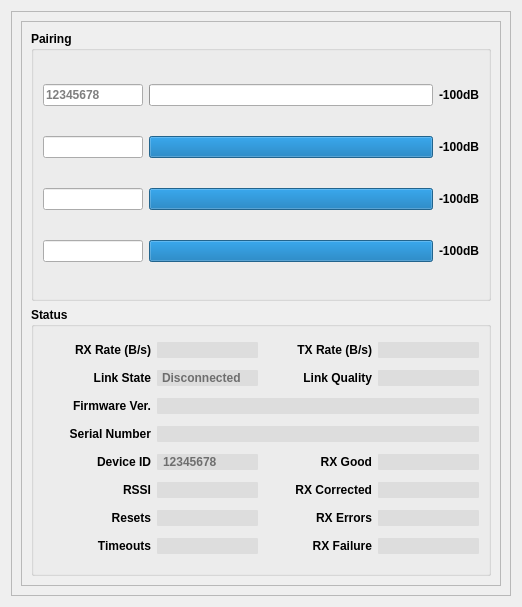
TauLabs/TauLabs, file ground/gcs/src/plugins/taulink/taulink.ui: the form before one commit.
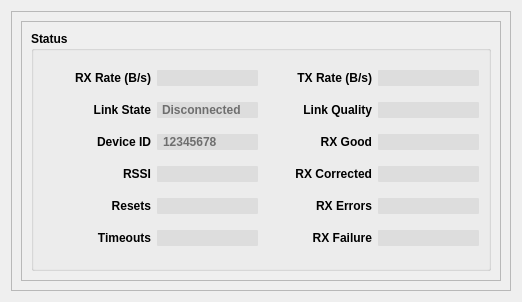
The form after the commit.

Commit message: GCS/TauLink: remove CPUSerial and Description fields

```diff
--- a/ground/gcs/src/plugins/taulink/taulink.ui
+++ b/ground/gcs/src/plugins/taulink/taulink.ui
@@ -7,7 +7,7 @@
     <x>0</x>
     <y>0</y>
     <width>522</width>
-    <height>607</height>
+    <height>302</height>
    </rect>
   </property>
   <property name="windowTitle">
@@ -32,174 +32,6 @@
          <enum>QFrame::Raised</enum>
         </property>
         <layout class="QVBoxLayout" name="verticalLayout_2">
-         <item>
-          <widget class="QGroupBox" name="groupBox_2">
-           <property name="sizePolicy">
-            <sizepolicy hsizetype="Preferred" vsizetype="Minimum">
-             <horstretch>0</horstretch>
-             <verstretch>0</verstretch>
-            </sizepolicy>
-           </property>
-           <property name="font">
-            <font>
-             <weight>75</weight>
-             <bold>true</bold>
-            </font>
-           </property>
-           <property name="title">
-            <string>Pairing</string>
-           </property>
-           <layout class="QGridLayout" name="gridLayout_3">
-            <item row="3" column="0">
-             <widget class="QLineEdit" name="PairID4">
-              <property name="maximumSize">
-               <size>
-                <width>100</width>
-                <height>16777215</height>
-               </size>
-              </property>
-             </widget>
-            </item>
-            <item row="3" column="2">
-             <widget class="QLabel" name="PairSignalStrengthLabel4">
-              <property name="text">
-               <string>-100dB</string>
-              </property>
-             </widget>
-            </item>
-            <item row="2" column="2">
-             <widget class="QLabel" name="PairSignalStrengthLabel3">
-              <property name="text">
-               <string>-100dB</string>
-              </property>
-             </widget>
-            </item>
-            <item row="1" column="2">
-             <widget class="QLabel" name="PairSignalStrengthLabel2">
-              <property name="text">
-               <string>-100dB</string>
-              </property>
-             </widget>
-            </item>
-            <item row="2" column="0">
-             <widget class="QLineEdit" name="PairID3">
-              <property name="maximumSize">
-               <size>
-                <width>100</width>
-                <height>16777215</height>
-               </size>
-              </property>
-             </widget>
-            </item>
-            <item row="3" column="1">
-             <widget class="QProgressBar" name="PairSignalStrengthBar4">
-              <property name="minimum">
-               <number>-127</number>
-              </property>
-              <property name="maximum">
-               <number>0</number>
-              </property>
-              <property name="value">
-               <number>0</number>
-              </property>
-              <property name="textVisible">
-               <bool>false</bool>
-              </property>
-              <property name="format">
-               <string>%v dBm</string>
-              </property>
-             </widget>
-            </item>
-            <item row="2" column="1">
-             <widget class="QProgressBar" name="PairSignalStrengthBar3">
-              <property name="minimum">
-               <number>-127</number>
-              </property>
-              <property name="maximum">
-               <number>0</number>
-              </property>
-              <property name="value">
-               <number>0</number>
-              </property>
-              <property name="textVisible">
-               <bool>false</bool>
-              </property>
-              <property name="format">
-               <string>%v dBm</string>
-              </property>
-             </widget>
-            </item>
-            <item row="0" column="1">
-             <widget class="QProgressBar" name="PairSignalStrengthBar1">
-              <property name="minimum">
-               <number>-127</number>
-              </property>
-              <property name="maximum">
-               <number>0</number>
-              </property>
-              <property name="value">
-               <number>-127</number>
-              </property>
-              <property name="textVisible">
-               <bool>false</bool>
-              </property>
-              <property name="format">
-               <string>%v dBm</string>
-              </property>
-             </widget>
-            </item>
-            <item row="1" column="0">
-             <widget class="QLineEdit" name="PairID2">
-              <property name="maximumSize">
-               <size>
-                <width>100</width>
-                <height>16777215</height>
-               </size>
-              </property>
-             </widget>
-            </item>
-            <item row="0" column="2">
-             <widget class="QLabel" name="PairSignalStrengthLabel1">
-              <property name="text">
-               <string>-100dB</string>
-              </property>
-             </widget>
-            </item>
-            <item row="0" column="0">
-             <widget class="QLineEdit" name="PairID1">
-              <property name="maximumSize">
-               <size>
-                <width>100</width>
-                <height>16777215</height>
-               </size>
-              </property>
-              <property name="placeholderText">
-               <string>12345678</string>
-              </property>
-             </widget>
-            </item>
-            <item row="1" column="1">
-             <widget class="QProgressBar" name="PairSignalStrengthBar2">
-              <property name="minimum">
-               <number>-127</number>
-              </property>
-              <property name="maximum">
-               <number>0</number>
-              </property>
-              <property name="value">
-               <number>0</number>
-              </property>
-              <property name="textVisible">
-               <bool>false</bool>
-              </property>
-              <property name="format">
-               <string>%v dBm</string>
-              </property>
-             </widget>
-            </item>
-           </layout>
-          </widget>
-         </item>
          <item>
           <widget class="QGroupBox" name="groupBox_3">
            <property name="minimumSize">
@@ -218,8 +50,24 @@
             <string>Status</string>
            </property>
            <layout class="QGridLayout" name="gridLayout_4">
-            <item row="0" column="3">
-             <widget class="QLineEdit" name="TXRate">
+            <item row="4" column="2">
+             <widget class="QLabel" name="ErrorsLabel">
+              <property name="text">
+               <string>RX Errors</string>
+              </property>
+              <property name="alignment">
+               <set>Qt::AlignRight|Qt::AlignTrailing|Qt::AlignVCenter</set>
+              </property>
+             </widget>
+            </item>
+            <item row="2" column="3">
+             <widget class="QLineEdit" name="Good">
+              <property name="sizePolicy">
+               <sizepolicy hsizetype="Preferred" vsizetype="Fixed">
+                <horstretch>0</horstretch>
+                <verstretch>0</verstretch>
+               </sizepolicy>
+              </property>
               <property name="minimumSize">
                <size>
                 <width>0</width>
@@ -248,16 +96,42 @@
 /*     selection-background-color: darkgray;*/
 }</string>
               </property>
-              <property name="frame">
-               <bool>false</bool>
+              <property name="alignment">
+               <set>Qt::AlignLeading|Qt::AlignLeft|Qt::AlignVCenter</set>
               </property>
               <property name="readOnly">
                <bool>true</bool>
               </property>
              </widget>
             </item>
-            <item row="0" column="1">
-             <widget class="QLineEdit" name="RXRate">
+            <item row="2" column="0">
+             <widget class="QLabel" name="DeviceIDLabel">
+              <property name="text">
+               <string>Device ID</string>
+              </property>
+              <property name="alignment">
+               <set>Qt::AlignRight|Qt::AlignTrailing|Qt::AlignVCenter</set>
+              </property>
+             </widget>
+            </item>
+            <item row="2" column="2">
+             <widget class="QLabel" name="GoodLabel">
+              <property name="text">
+               <string>RX Good</string>
+              </property>
+              <property name="alignment">
+               <set>Qt::AlignRight|Qt::AlignTrailing|Qt::AlignVCenter</set>
+              </property>
+             </widget>
+            </item>
+            <item row="4" column="3">
+             <widget class="QLineEdit" name="Errors">
+              <property name="sizePolicy">
+               <sizepolicy hsizetype="Preferred" vsizetype="Fixed">
+                <horstretch>0</horstretch>
+                <verstretch>0</verstretch>
+               </sizepolicy>
+              </property>
               <property name="maximumSize">
                <size>
                 <width>101</width>
@@ -280,42 +154,130 @@
 /*     selection-background-color: darkgray;*/
 }</string>
               </property>
-              <property name="frame">
-               <bool>false</bool>
+              <property name="alignment">
+               <set>Qt::AlignLeading|Qt::AlignLeft|Qt::AlignVCenter</set>
               </property>
               <property name="readOnly">
                <bool>true</bool>
               </property>
              </widget>
             </item>
-            <item row="0" column="0">
-             <widget class="QLabel" name="RXRateLabel">
+            <item row="5" column="3">
+             <widget class="QLineEdit" name="RxFailure">
+              <property name="sizePolicy">
+               <sizepolicy hsizetype="Preferred" vsizetype="Fixed">
+                <horstretch>0</horstretch>
+                <verstretch>0</verstretch>
+               </sizepolicy>
+              </property>
+              <property name="minimumSize">
+               <size>
+                <width>0</width>
+                <height>0</height>
+               </size>
+              </property>
+              <property name="maximumSize">
+               <size>
+                <width>101</width>
+                <height>16777215</height>
+               </size>
+              </property>
+              <property name="font">
+               <font>
+                <weight>75</weight>
+                <bold>true</bold>
+               </font>
+              </property>
+              <property name="toolTip">
+               <string>The percentage of packets that were not received at all</string>
+              </property>
+              <property name="styleSheet">
+               <string notr="true">QLineEdit {
+  border: none;
+  border-radius: 1px;
+  padding: 0 4px;
+  background: rgba(0, 0, 0, 16);
+/*  background: transparent; */
+/*     selection-background-color: darkgray;*/
+}</string>
+              </property>
+              <property name="alignment">
+               <set>Qt::AlignLeading|Qt::AlignLeft|Qt::AlignVCenter</set>
+              </property>
+              <property name="readOnly">
+               <bool>true</bool>
+              </property>
+             </widget>
+            </item>
+            <item row="3" column="3">
+             <widget class="QLineEdit" name="Corrected">
+              <property name="sizePolicy">
+               <sizepolicy hsizetype="Preferred" vsizetype="Fixed">
+                <horstretch>0</horstretch>
+                <verstretch>0</verstretch>
+               </sizepolicy>
+              </property>
+              <property name="minimumSize">
+               <size>
+                <width>0</width>
+                <height>0</height>
+               </size>
+              </property>
+              <property name="maximumSize">
+               <size>
+                <width>101</width>
+                <height>16777215</height>
+               </size>
+              </property>
+              <property name="font">
+               <font>
+                <weight>75</weight>
+                <bold>true</bold>
+               </font>
+              </property>
+              <property name="toolTip">
+               <string>The percentage of packets that were corrected with error correction</string>
+              </property>
+              <property name="styleSheet">
+               <string notr="true">QLineEdit {
+  border: none;
+  border-radius: 1px;
+  padding: 0 4px;
+  background: rgba(0, 0, 0, 16);
+/*  background: transparent; */
+/*     selection-background-color: darkgray;*/
+}</string>
+              </property>
+              <property name="alignment">
+               <set>Qt::AlignLeading|Qt::AlignLeft|Qt::AlignVCenter</set>
+              </property>
+              <property name="readOnly">
+               <bool>true</bool>
+              </property>
+             </widget>
+            </item>
+            <item row="5" column="2">
+             <widget class="QLabel" name="RxFailureLabel">
               <property name="text">
-               <string>RX Rate (B/s)</string>
+               <string>RX Failure</string>
               </property>
               <property name="alignment">
                <set>Qt::AlignRight|Qt::AlignTrailing|Qt::AlignVCenter</set>
               </property>
              </widget>
             </item>
-            <item row="5" column="0">
-             <widget class="QLabel" name="RSSILabel">
+            <item row="1" column="2">
+             <widget class="QLabel" name="LinkQualityLabel">
               <property name="text">
-               <string>RSSI</string>
+               <string>Link Quality</string>
               </property>
               <property name="alignment">
                <set>Qt::AlignRight|Qt::AlignTrailing|Qt::AlignVCenter</set>
               </property>
              </widget>
             </item>
-            <item row="5" column="1">
-             <widget class="QLineEdit" name="RSSI">
-              <property name="minimumSize">
-               <size>
-                <width>0</width>
-                <height>0</height>
-               </size>
-              </property>
+            <item row="1" column="3">
+             <widget class="QLineEdit" name="LinkQuality">
               <property name="maximumSize">
                <size>
                 <width>101</width>
@@ -393,8 +355,14 @@
               </property>
              </widget>
             </item>
-            <item row="1" column="3">
-             <widget class="QLineEdit" name="LinkQuality">
+            <item row="3" column="1">
+             <widget class="QLineEdit" name="RSSI">
+              <property name="minimumSize">
+               <size>
+                <width>0</width>
+                <height>0</height>
+               </size>
+              </property>
               <property name="maximumSize">
                <size>
                 <width>101</width>
@@ -425,50 +393,28 @@
               </property>
              </widget>
             </item>
-            <item row="1" column="2">
-             <widget class="QLabel" name="LinkQualityLabel">
+            <item row="3" column="0">
+             <widget class="QLabel" name="RSSILabel">
               <property name="text">
-               <string>Link Quality</string>
+               <string>RSSI</string>
               </property>
               <property name="alignment">
                <set>Qt::AlignRight|Qt::AlignTrailing|Qt::AlignVCenter</set>
               </property>
              </widget>
             </item>
-            <item row="7" column="2">
-             <widget class="QLabel" name="RxFailureLabel">
+            <item row="0" column="0">
+             <widget class="QLabel" name="RXRateLabel">
               <property name="text">
-               <string>RX Failure</string>
+               <string>RX Rate (B/s)</string>
               </property>
               <property name="alignment">
                <set>Qt::AlignRight|Qt::AlignTrailing|Qt::AlignVCenter</set>
               </property>
              </widget>
             </item>
-            <item row="2" column="0">
-             <widget class="QLabel" name="label_9">
-              <property name="text">
-               <string>Firmware Ver.</string>
-              </property>
-              <property name="alignment">
-               <set>Qt::AlignRight|Qt::AlignTrailing|Qt::AlignVCenter</set>
-              </property>
-             </widget>
-            </item>
-            <item row="5" column="3">
-             <widget class="QLineEdit" name="Corrected">
-              <property name="sizePolicy">
-               <sizepolicy hsizetype="Preferred" vsizetype="Fixed">
-                <horstretch>0</horstretch>
-                <verstretch>0</verstretch>
-               </sizepolicy>
-              </property>
-              <property name="minimumSize">
-               <size>
-                <width>0</width>
-                <height>0</height>
-               </size>
-              </property>
+            <item row="0" column="1">
+             <widget class="QLineEdit" name="RXRate">
               <property name="maximumSize">
                <size>
                 <width>101</width>
@@ -494,22 +440,16 @@
 /*     selection-background-color: darkgray;*/
 }</string>
               </property>
-              <property name="alignment">
-               <set>Qt::AlignLeading|Qt::AlignLeft|Qt::AlignVCenter</set>
+              <property name="frame">
+               <bool>false</bool>
               </property>
               <property name="readOnly">
                <bool>true</bool>
               </property>
              </widget>
             </item>
-            <item row="7" column="3">
-             <widget class="QLineEdit" name="RxFailure">
-              <property name="sizePolicy">
-               <sizepolicy hsizetype="Preferred" vsizetype="Fixed">
-                <horstretch>0</horstretch>
-                <verstretch>0</verstretch>
-               </sizepolicy>
-              </property>
+            <item row="0" column="3">
+             <widget class="QLineEdit" name="TXRate">
               <property name="minimumSize">
                <size>
                 <width>0</width>
@@ -541,22 +481,16 @@
 /*     selection-background-color: darkgray;*/
 }</string>
               </property>
-              <property name="alignment">
-               <set>Qt::AlignLeading|Qt::AlignLeft|Qt::AlignVCenter</set>
+              <property name="frame">
+               <bool>false</bool>
               </property>
               <property name="readOnly">
                <bool>true</bool>
               </property>
              </widget>
             </item>
-            <item row="6" column="3">
-             <widget class="QLineEdit" name="Errors">
-              <property name="sizePolicy">
-               <sizepolicy hsizetype="Preferred" vsizetype="Fixed">
-                <horstretch>0</horstretch>
-                <verstretch>0</verstretch>
-               </sizepolicy>
-              </property>
+            <item row="5" column="1">
+             <widget class="QLineEdit" name="Timeouts">
               <property name="maximumSize">
                <size>
                 <width>101</width>
@@ -582,85 +516,18 @@
 /*     selection-background-color: darkgray;*/
 }</string>
               </property>
-              <property name="alignment">
-               <set>Qt::AlignLeading|Qt::AlignLeft|Qt::AlignVCenter</set>
+              <property name="frame">
+               <bool>false</bool>
               </property>
               <property name="readOnly">
                <bool>true</bool>
               </property>
              </widget>
             </item>
-            <item row="4" column="2">
-             <widget class="QLabel" name="GoodLabel">
+            <item row="5" column="0">
+             <widget class="QLabel" name="TimeoutsLabel">
               <property name="text">
-               <string>RX Good</string>
-              </property>
-              <property name="alignment">
-               <set>Qt::AlignRight|Qt::AlignTrailing|Qt::AlignVCenter</set>
-              </property>
-             </widget>
-            </item>
-            <item row="4" column="0">
-             <widget class="QLabel" name="DeviceIDLabel">
-              <property name="text">
-               <string>Device ID</string>
-              </property>
-              <property name="alignment">
-               <set>Qt::AlignRight|Qt::AlignTrailing|Qt::AlignVCenter</set>
-              </property>
-             </widget>
-            </item>
-            <item row="4" column="3">
-             <widget class="QLineEdit" name="Good">
-              <property name="sizePolicy">
-               <sizepolicy hsizetype="Preferred" vsizetype="Fixed">
-                <horstretch>0</horstretch>
-                <verstretch>0</verstretch>
-               </sizepolicy>
-              </property>
-              <property name="minimumSize">
-               <size>
-                <width>0</width>
-                <height>0</height>
-               </size>
-              </property>
-              <property name="maximumSize">
-               <size>
-                <width>101</width>
-                <height>16777215</height>
-               </size>
-              </property>
-              <property name="font">
-               <font>
-                <weight>75</weight>
-                <bold>true</bold>
-               </font>
-              </property>
-              <property name="toolTip">
-               <string>The percentage of packets that were corrected with error correction</string>
-              </property>
-              <property name="styleSheet">
-               <string notr="true">QLineEdit {
-  border: none;
-  border-radius: 1px;
-  padding: 0 4px;
-  background: rgba(0, 0, 0, 16);
-/*  background: transparent; */
-/*     selection-background-color: darkgray;*/
-}</string>
-              </property>
-              <property name="alignment">
-               <set>Qt::AlignLeading|Qt::AlignLeft|Qt::AlignVCenter</set>
-              </property>
-              <property name="readOnly">
-               <bool>true</bool>
-              </property>
-             </widget>
-            </item>
-            <item row="6" column="2">
-             <widget class="QLabel" name="ErrorsLabel">
-              <property name="text">
-               <string>RX Errors</string>
+               <string>Timeouts</string>
               </property>
               <property name="alignment">
                <set>Qt::AlignRight|Qt::AlignTrailing|Qt::AlignVCenter</set>
@@ -668,7 +535,7 @@
              </widget>
             </item>
             <item row="4" column="1">
-             <widget class="QLineEdit" name="DeviceID">
+             <widget class="QLineEdit" name="Resets">
               <property name="minimumSize">
                <size>
                 <width>0</width>
@@ -700,102 +567,12 @@
               <property name="frame">
                <bool>false</bool>
               </property>
-              <property name="alignment">
-               <set>Qt::AlignLeading|Qt::AlignLeft|Qt::AlignVCenter</set>
-              </property>
               <property name="readOnly">
                <bool>true</bool>
               </property>
-              <property name="placeholderText">
-               <string>12345678</string>
-              </property>
              </widget>
             </item>
-            <item row="3" column="0">
-             <widget class="QLabel" name="label_2">
-              <property name="text">
-               <string>Serial Number</string>
-              </property>
-              <property name="alignment">
-               <set>Qt::AlignRight|Qt::AlignTrailing|Qt::AlignVCenter</set>
-              </property>
-             </widget>
-            </item>
-            <item row="0" column="2">
-             <widget class="QLabel" name="TXRateLabel">
-              <property name="text">
-               <string>TX Rate (B/s)</string>
-              </property>
-              <property name="alignment">
-               <set>Qt::AlignRight|Qt::AlignTrailing|Qt::AlignVCenter</set>
-              </property>
-             </widget>
-            </item>
-            <item row="1" column="0">
-             <widget class="QLabel" name="label_11">
-              <property name="text">
-               <string>Link State</string>
-              </property>
-              <property name="alignment">
-               <set>Qt::AlignRight|Qt::AlignTrailing|Qt::AlignVCenter</set>
-              </property>
-             </widget>
-            </item>
-            <item row="3" column="1" colspan="3">
-             <widget class="QLineEdit" name="SerialNumber">
-              <property name="sizePolicy">
-               <sizepolicy hsizetype="Preferred" vsizetype="Fixed">
-                <horstretch>0</horstretch>
-                <verstretch>0</verstretch>
-               </sizepolicy>
-              </property>
-              <property name="minimumSize">
-               <size>
-                <width>0</width>
-                <height>0</height>
-               </size>
-              </property>
-              <property name="maximumSize">
-               <size>
-                <width>16777215</width>
-                <height>16777215</height>
-               </size>
-              </property>
-              <property name="font">
-               <font>
-                <weight>75</weight>
-                <italic>false</italic>
-                <bold>true</bold>
-               </font>
-              </property>
-              <property name="acceptDrops">
-               <bool>false</bool>
-              </property>
-              <property name="toolTip">
-               <string>The modems serial number</string>
-              </property>
-              <property name="styleSheet">
-               <string notr="true">QLineEdit {
-  border: none;
-  border-radius: 1px;
-  padding: 0 4px;
-  background: rgba(0, 0, 0, 16);
-/*  background: transparent; */
-/*     selection-background-color: darkgray;*/
-}</string>
-              </property>
-              <property name="frame">
-               <bool>true</bool>
-              </property>
-              <property name="alignment">
-               <set>Qt::AlignLeading|Qt::AlignLeft|Qt::AlignVCenter</set>
-              </property>
-              <property name="readOnly">
-               <bool>true</bool>
-              </property>
-             </widget>
-            </item>
-            <item row="5" column="2">
+            <item row="3" column="2">
              <widget class="QLabel" name="CorrectedLabel">
               <property name="text">
                <string>RX Corrected</string>
@@ -805,45 +582,17 @@
               </property>
              </widget>
             </item>
-            <item row="2" column="1" colspan="3">
-             <widget class="QLineEdit" name="FirmwareVersion">
-              <property name="minimumSize">
-               <size>
-                <width>0</width>
-                <height>0</height>
-               </size>
+            <item row="0" column="2">
+             <widget class="QLabel" name="TXRateLabel">
+              <property name="text">
+               <string>TX Rate (B/s)</string>
               </property>
-              <property name="maximumSize">
-               <size>
-                <width>16777215</width>
-                <height>16777215</height>
-               </size>
-              </property>
-              <property name="font">
-               <font>
-                <weight>75</weight>
-                <bold>true</bold>
-               </font>
-              </property>
-              <property name="styleSheet">
-               <string notr="true">QLineEdit {
-  border: none;
-  border-radius: 1px;
-  padding: 0 4px;
-  background: rgba(0, 0, 0, 16);
-/*  background: transparent; */
-/*     selection-background-color: darkgray;*/
-}</string>
-              </property>
-              <property name="frame">
-               <bool>false</bool>
-              </property>
-              <property name="readOnly">
-               <bool>true</bool>
+              <property name="alignment">
+               <set>Qt::AlignRight|Qt::AlignTrailing|Qt::AlignVCenter</set>
               </property>
              </widget>
             </item>
-            <item row="6" column="0">
+            <item row="4" column="0">
              <widget class="QLabel" name="ResetsLabel">
               <property name="text">
                <string>Resets</string>
@@ -853,8 +602,8 @@
               </property>
              </widget>
             </item>
-            <item row="6" column="1">
-             <widget class="QLineEdit" name="Resets">
+            <item row="2" column="1">
+             <widget class="QLineEdit" name="DeviceID">
               <property name="minimumSize">
                <size>
                 <width>0</width>
@@ -886,53 +635,27 @@
               <property name="frame">
                <bool>false</bool>
               </property>
+              <property name="alignment">
+               <set>Qt::AlignLeading|Qt::AlignLeft|Qt::AlignVCenter</set>
+              </property>
               <property name="readOnly">
                <bool>true</bool>
               </property>
+              <property name="placeholderText">
+               <string>12345678</string>
+              </property>
              </widget>
             </item>
-            <item row="7" column="0">
-             <widget class="QLabel" name="TimeoutsLabel">
+            <item row="1" column="0">
+             <widget class="QLabel" name="label_11">
               <property name="text">
-               <string>Timeouts</string>
+               <string>Link State</string>
               </property>
               <property name="alignment">
                <set>Qt::AlignRight|Qt::AlignTrailing|Qt::AlignVCenter</set>
               </property>
              </widget>
             </item>
-            <item row="7" column="1">
-             <widget class="QLineEdit" name="Timeouts">
-              <property name="maximumSize">
-               <size>
-                <width>101</width>
-                <height>16777215</height>
-               </size>
-              </property>
-              <property name="font">
-               <font>
-                <weight>75</weight>
-                <bold>true</bold>
-               </font>
-              </property>
-              <property name="styleSheet">
-               <string notr="true">QLineEdit {
-  border: none;
-  border-radius: 1px;
-  padding: 0 4px;
-  background: rgba(0, 0, 0, 16);
-/*  background: transparent; */
-/*     selection-background-color: darkgray;*/
-}</string>
-              </property>
-              <property name="frame">
-               <bool>false</bool>
-              </property>
-              <property name="readOnly">
-               <bool>true</bool>
-              </property>
-             </widget>
-            </item>
            </layout>
           </widget>
          </item>
```
Left out of the diff: 27 changed lines with no effect on the pictures. The commit also changes 1 other file.
